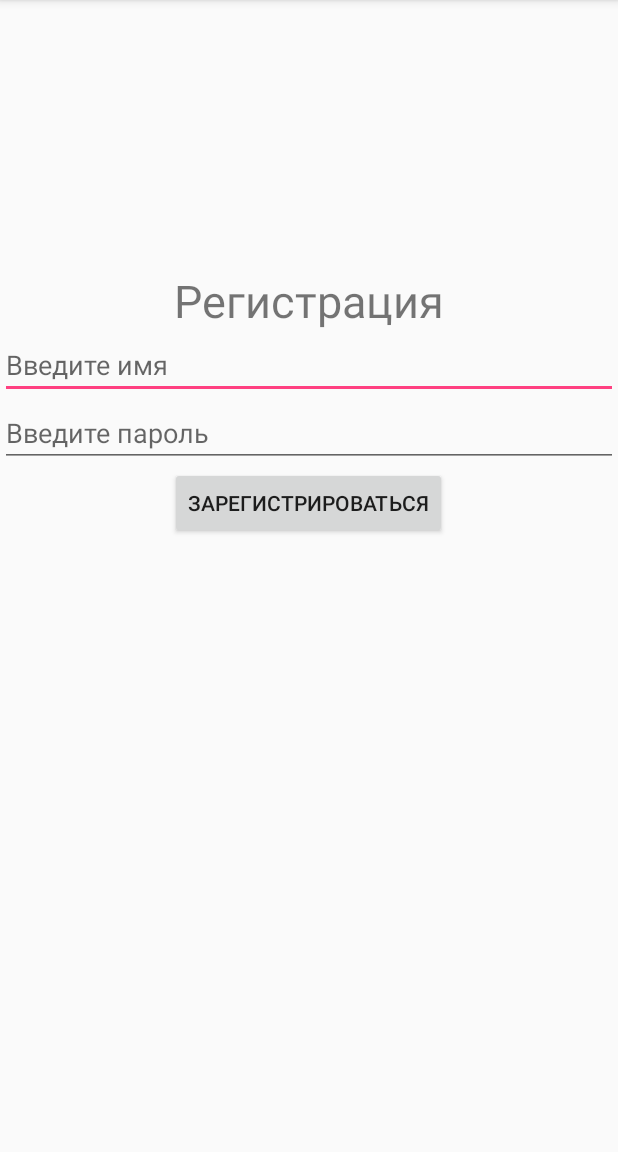
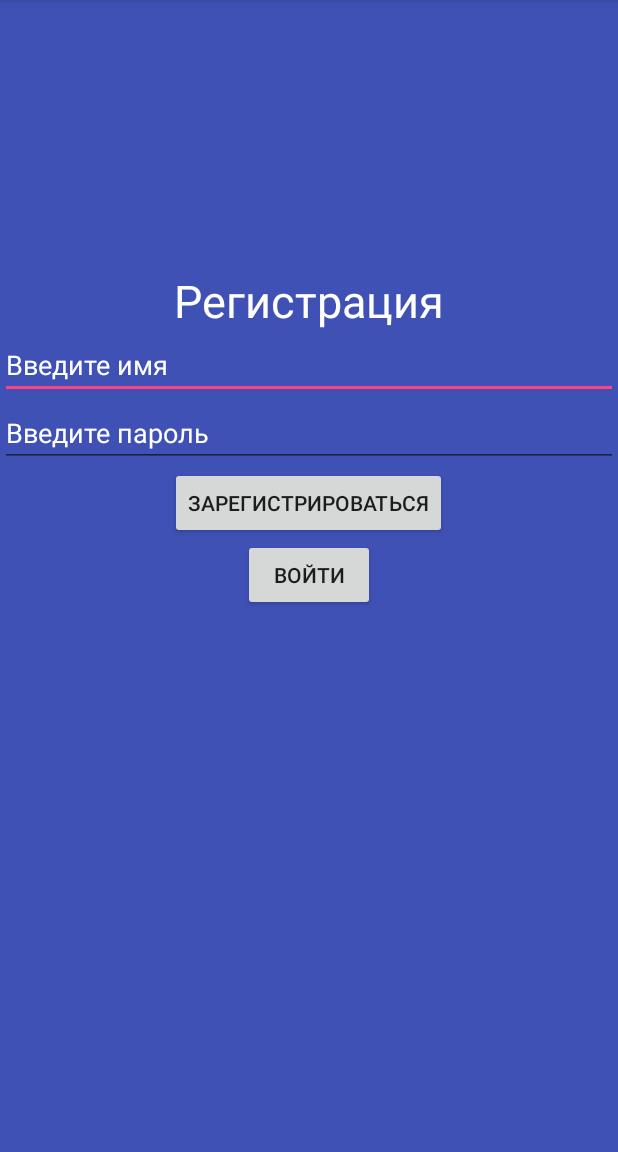
Before and after one commit to AlFilippov/StadyingMap, an Android app: the screen it shows after launch (MainActivity), on a phone screen of 412 x 824 dp, the part 84-1236 px from its top. Run offline under Robolectric (Android 15) with nearby library versions, the phone set to English and light mode, and no system bars.

Commit message:
-fixed bugs

```diff
--- a/app/src/main/java/com/alphilippov/studyingmap/navigation/MainActivity.java
+++ b/app/src/main/java/com/alphilippov/studyingmap/navigation/MainActivity.java
@@ -21,14 +21,14 @@ public class MainActivity extends AppCompatActivity {
 
     public static String sLoginUser;
     public static String sPasswordUser;
-
+//TODO:Накинуть на кнопку слушателя и отправить в БД
     protected void onCreate(Bundle savedInstanceState) {
         super.onCreate(savedInstanceState);
         setContentView(R.layout.activity_main);
         EditText Login = findViewById(R.id.nameBox);
         EditText Password = findViewById(R.id.passBox);
         Button mRegistrationUser = findViewById(R.id.saveButton);
-        mSettings = getSharedPreferences(AppConfig.SharedPrefernce.APP_PREFERENCES, Context.MODE_PRIVATE);
+       mSettings = getSharedPreferences(AppConfig.SharedPrefernce.APP_PREFERENCES, Context.MODE_PRIVATE);
         sLoginUser = Login.getText().toString();
         sPasswordUser = Password.getText().toString();
         if (mSettings.contains(APP_PREFERENCES_LOGIN) && mSettings.contains(APP_PREFERENCES_PASSWORD)) {
@@ -59,10 +59,10 @@ public class MainActivity extends AppCompatActivity {
     @Override
     protected void onStop() {
         super.onStop();
-        SharedPreferences.Editor editor = mSettings.edit();
-        editor.putString(APP_PREFERENCES_LOGIN, sLoginUser);
-        editor.putString(APP_PREFERENCES_PASSWORD, sPasswordUser);
-        editor.apply();
+//        SharedPreferences.Editor editor = mSettings.edit();
+//        editor.putString(APP_PREFERENCES_LOGIN, sLoginUser);
+//        editor.putString(APP_PREFERENCES_PASSWORD, sPasswordUser);
+//        editor.apply();
     }
 
 
--- a/app/src/main/res/layout/activity_main.xml
+++ b/app/src/main/res/layout/activity_main.xml
@@ -3,7 +3,8 @@
     android:layout_width="match_parent"
     android:layout_height="match_parent"
     android:id="@+id/Registration_activity"
-    android:orientation="vertical">
+    android:orientation="vertical"
+    android:background="@color/colorPrimary">
     <TextView
         android:id="@+id/Registrr"
         android:layout_width="wrap_content"
@@ -17,6 +18,7 @@
         android:id="@+id/Registr"
         android:layout_width="wrap_content"
         android:layout_height="wrap_content"
+        android:textColor="@color/cardview_light_background"
         android:text="@string/nameRegistr"
         android:textSize="30sp"
         android:layout_centerHorizontal="true"
@@ -31,6 +33,7 @@
         android:layout_below="@id/Registr"
         android:layout_marginTop="0dp"
         android:hint="@string/nameBox"
+        android:textColorHint="@color/cardview_light_background"
         android:inputType="textPersonName" />
 
     <EditText
@@ -40,7 +43,8 @@
         android:layout_below="@id/nameBox"
         android:layout_marginTop="0dp"
         android:hint="@string/namePass"
-        android:inputType="textPassword" />
+        android:inputType="textPassword"
+        android:textColorHint="@color/cardview_light_background"/>
 
 
     <Button
@@ -51,7 +55,15 @@
         android:layout_marginTop="0dp"
         android:text="@string/getReg"
         android:layout_centerHorizontal="true"/>
+<Button
+    android:id="@+id/input_button"
+    android:layout_width="wrap_content"
+    android:layout_height="wrap_content"
+    android:layout_below="@+id/saveButton"
+    android:layout_centerHorizontal="true"
+    android:text="@string/input_button"
 
+/>
 
 
 
--- a/app/src/main/res/values/strings.xml
+++ b/app/src/main/res/values/strings.xml
@@ -44,5 +44,6 @@
     <string name="quest_profdef_continue">  </string>
     <string name="quest_profdef_continue_two">из 30</string>
     <string name="quest_profdef_first">1</string>
+    <string name="input_button">Войти</string>
 
 </resources>
```
